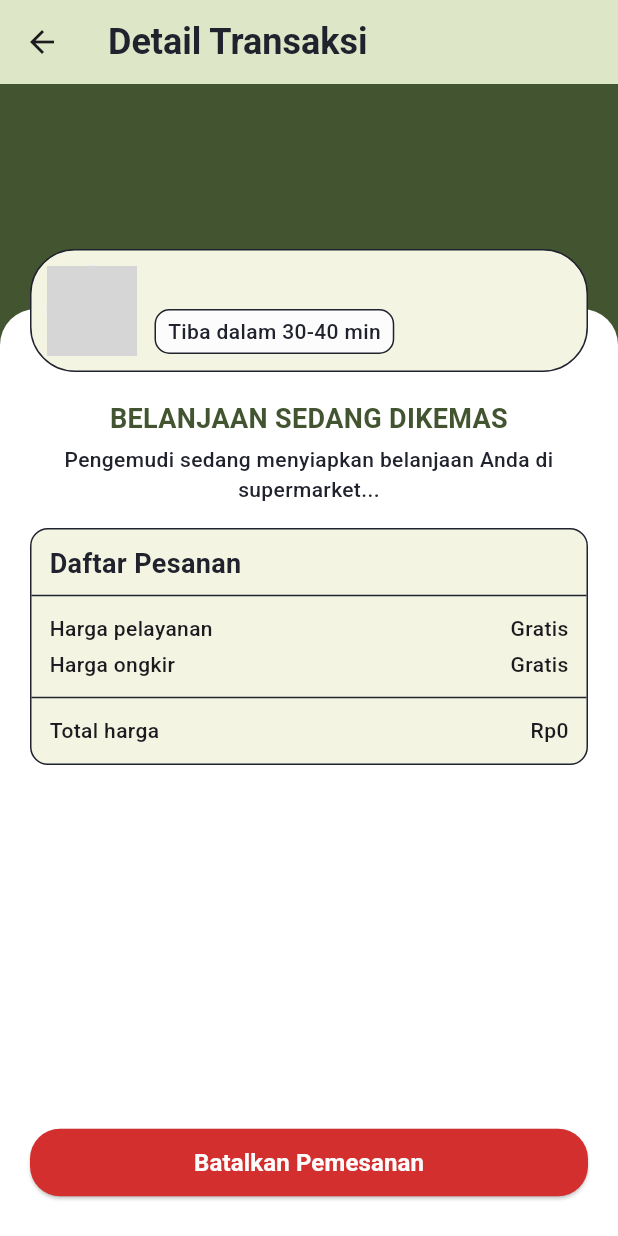
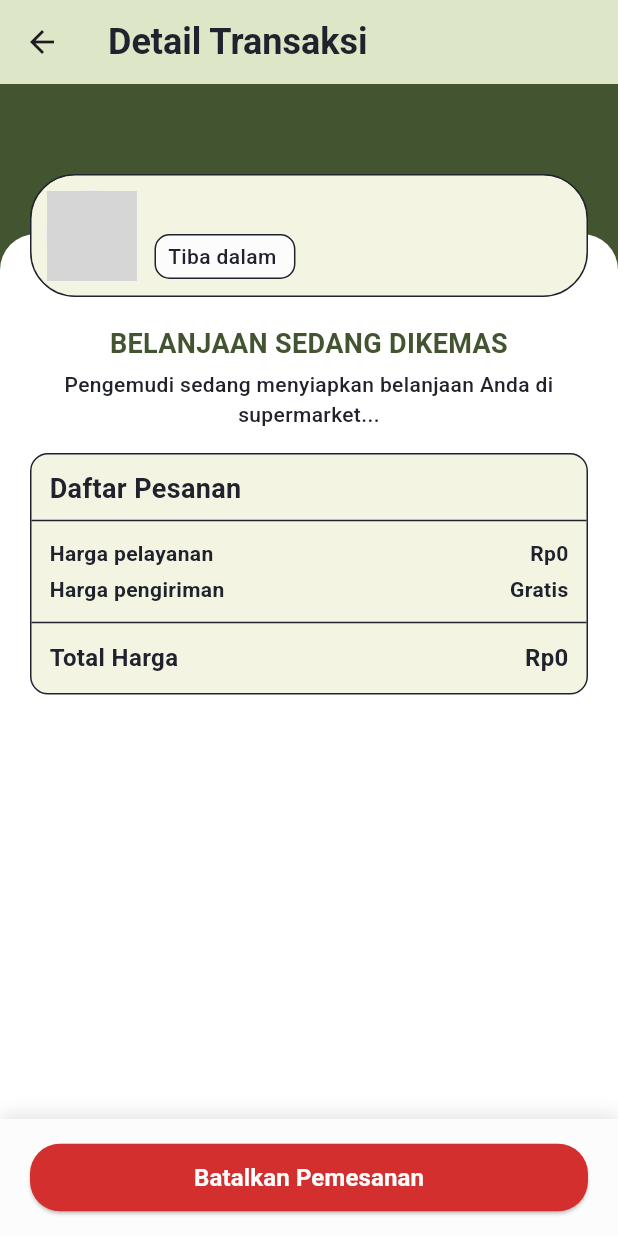
Before and after one commit to jasonrivalino/ta_nutrisenior_app, a Flutter app: the OngoingHistoryDetailsView screen opened directly with empty values, on a phone screen of 412 x 824 dp. Run offline on Flutter 3.47's test engine with Material 3 defaults, Android fonts, the phone set to English and light mode, and no system bars; our stand-ins replace connectivity_plus, flutter_local_notifications, fluttertoast, font_awesome_flutter, go_router, google_sign_in and 2 more; Roboto replaces fonts that are missing (Roboto-Bold, Roboto-Medium); grey boxes are pictures that could not be loaded.

Commit message:
feat: ongoing diproses page done

```diff
--- a/lib/features/HistorySection/DoneHistory/done_history_details_widget.dart
+++ b/lib/features/HistorySection/DoneHistory/done_history_details_widget.dart
@@ -305,7 +305,10 @@ class DoneOrderDetailsCard extends StatelessWidget {
                   color: AppColors.dark,
                 ),
               ),
-              Text(formatCurrency(deliveryFee),
+              Text(
+                formatCurrency(deliveryFee) == 'Rp0'
+                    ? 'Gratis'
+                    : formatCurrency(deliveryFee),
                 style: const TextStyle(
                   fontWeight: FontWeight.bold,
                   fontSize: 16,
--- a/lib/features/HistorySection/OngoingHistory/ongoing_history_details_view.dart
+++ b/lib/features/HistorySection/OngoingHistory/ongoing_history_details_view.dart
@@ -1,7 +1,6 @@
 import 'package:flutter/material.dart';
 import 'package:go_router/go_router.dart';
 import 'package:ta_nutrisenior_app/features/HistorySection/OngoingHistory/ongoing_history_details_widget.dart';
-import 'package:ta_nutrisenior_app/shared/styles/fonts.dart';
 import 'package:ta_nutrisenior_app/shared/widgets/appbar.dart';
 import 'package:ta_nutrisenior_app/shared/widgets/warning_button.dart';
 
@@ -14,6 +13,7 @@ class OngoingHistoryDetailsView extends StatelessWidget {
   final String businessImage;
   final String? driverName;
   final String? addressReceiver;
+  final String estimatedArrival;
   final List<Map<String, dynamic>>? orderList;
   final int? serviceFee;
   final int? deliveryFee;
@@ -28,6 +28,7 @@ class OngoingHistoryDetailsView extends StatelessWidget {
     required this.businessImage,
     this.driverName,
     this.addressReceiver,
+    required this.estimatedArrival,
     this.orderList,
     this.serviceFee,
     this.deliveryFee,
@@ -45,6 +46,7 @@ class OngoingHistoryDetailsView extends StatelessWidget {
       businessImage: extra['businessImage'] ?? '',
       driverName: extra['driverName'] as String?,
       addressReceiver: extra['addressReceiver'] as String?,
+      estimatedArrival: extra['estimatedArrival'] ?? '',
       orderList: (extra['orderList'] is List)
         ? (extra['orderList'] as List)
             .whereType<Map<String, dynamic>>()
@@ -64,12 +66,14 @@ class OngoingHistoryDetailsView extends StatelessWidget {
     int orderCount = orderList?.length ?? 0;
     double topPosition;
 
+    final screenHeight = MediaQuery.of(context).size.height;
+
     if (orderCount == 1) {
-      topPosition = 325;
+      topPosition = screenHeight > 900 ? 300 : 230;
     } else if (orderCount == 2) {
-      topPosition = 240;
+      topPosition = screenHeight > 900 ? 220 : 160;
     } else {
-      topPosition = 150;
+      topPosition = screenHeight > 900 ? 140 : 100;
     }
 
     return Scaffold(
@@ -95,17 +99,17 @@ class OngoingHistoryDetailsView extends StatelessWidget {
                   ),
                   child: Column(
                     children: [
-                      const SafeArea(
+                      SafeArea(
                         bottom: false,
                         child: Padding(
-                          padding: EdgeInsets.only(top: 60),
-                          child: OrderStatusDetails(),
+                          padding: const EdgeInsets.only(top: 60),
+                          child: OrderStatusDetails(businessType: businessType),
                         ),
                       ),
                       const SizedBox(height: 16),
                       Expanded(
                         child: SingleChildScrollView(
-                          padding: const EdgeInsets.only(bottom: 200),
+                          padding: EdgeInsets.only(bottom: screenHeight > 900 ? 205 : 185),
                           child: OrderListDetails(
                             orderList: orderList,
                             serviceFee: serviceFee,
@@ -123,6 +127,7 @@ class OngoingHistoryDetailsView extends StatelessWidget {
               EstimatedTimeCard(
                 businessName: businessName,
                 businessImage: businessImage,
+                etaText: estimatedArrival,
                 topPosition: topPosition - 40,
               ),
             ],
@@ -130,8 +135,17 @@ class OngoingHistoryDetailsView extends StatelessWidget {
         },
       ),
       bottomNavigationBar: Container(
-        color: Colors.white,
-        padding: const EdgeInsets.fromLTRB(20, 15, 20, 25),
+        padding: const EdgeInsets.symmetric(horizontal: 20, vertical: 15),
+        decoration: const BoxDecoration(
+          color: AppColors.soapstone,
+          boxShadow: [
+            BoxShadow(
+              color: Colors.black12,
+              blurRadius: 10,
+              offset: Offset(0, -2),
+            ),
+          ],
+        ),
         child: WarningButton(
           warningText: "Batalkan Pemesanan",
           onPressed: () {
--- a/lib/features/HistorySection/OngoingHistory/ongoing_history_details_widget.dart
+++ b/lib/features/HistorySection/OngoingHistory/ongoing_history_details_widget.dart
@@ -15,7 +15,7 @@ class EstimatedTimeCard extends StatelessWidget {
     super.key,
     required this.businessName,
     required this.businessImage,
-    this.etaText = "Tiba dalam 30-40 min",
+    required this.etaText,
     required this.topPosition,
   });
 
@@ -60,7 +60,7 @@ class EstimatedTimeCard extends StatelessWidget {
                     borderRadius: BorderRadius.circular(10),
                   ),
                   child: Text(
-                    etaText,
+                    "Tiba dalam $etaText",
                     style: const TextStyle(
                       color: AppColors.dark,
                       fontWeight: FontWeight.w500,
@@ -80,17 +80,35 @@ class EstimatedTimeCard extends StatelessWidget {
 
 // Class for order status details
 class OrderStatusDetails extends StatelessWidget {
-  const OrderStatusDetails({super.key});
+  final String businessType;
+
+  const OrderStatusDetails({
+    super.key,
+    required this.businessType,
+  });
 
   @override
   Widget build(BuildContext context) {
-    return Column(
+    String title = "";
+    String description = "";
+
+    if (businessType == 'Restaurant') {
+      title = "MAKANAN DALAM PROSES";
+      description = "Dapur restoran sedang menyiapkan hidangan spesial Anda...";
+    } else {
+      title = "BELANJAAN SEDANG DIKEMAS";
+      description = "Pengemudi sedang menyiapkan belanjaan Anda di supermarket...";
+    }
+
+    return Padding(
+      padding: const EdgeInsets.symmetric(horizontal: 20),
+      child: Column(
         children: [
           Center(
             child: Column(
               children: [
                 Text(
-                "BELANJAAN SEDANG DIKEMAS",
+                  title,
                   style: TextStyle(
                     color: AppColors.woodland,
                     fontWeight: FontWeight.bold,
@@ -99,9 +117,9 @@ class OrderStatusDetails extends StatelessWidget {
                   ),
                   textAlign: TextAlign.center,
                 ),
-              SizedBox(height: 4),
+                const SizedBox(height: 4),
                 Text(
-                "Pengemudi sedang menyiapkan belanjaan Anda di supermarket...",
+                  description,
                   style: TextStyle(
                     color: AppColors.dark,
                     fontWeight: FontWeight.w500,
@@ -114,6 +132,7 @@ class OrderStatusDetails extends StatelessWidget {
             ),
           ),
         ],
+      ),
     );
   }
 }
@@ -173,7 +192,11 @@ class OrderListDetails extends StatelessWidget {
                         contentPadding: EdgeInsets.zero,
                         title: Text(
                           item['name'] ?? '',
-                          style: const TextStyle(
+                          maxLines: 1,
+                          overflow: TextOverflow.ellipsis,
+                          style: TextStyle(
+                            color: AppColors.dark,
+                            fontFamily: AppFonts.fontBold,
                             fontWeight: FontWeight.bold,
                             fontSize: 16,
                           ),
@@ -181,9 +204,29 @@ class OrderListDetails extends StatelessWidget {
                         subtitle: Column(
                           crossAxisAlignment: CrossAxisAlignment.start,
                           children: [
-                            Text(formatCurrency(item['price'] ?? 0)),
-                            if ((item['notes'] as String?)?.isNotEmpty ?? false)
-                              Text("Catatan: ${item['notes']}"),
+                            Text(
+                              formatCurrency(item['price'] ?? 0),
+                              style: TextStyle(
+                                color: AppColors.dark,
+                                fontFamily: AppFonts.fontMedium,
+                                fontWeight: FontWeight.w500,
+                                fontSize: 14,
+                              ),
+                            ),
+                            if ((item['notes'] as String?)?.isNotEmpty ?? false) ...[
+                              const SizedBox(height: 4), // <-- Gap added here
+                              Text(
+                                "Note: ${item['notes']}",
+                                maxLines: 1,
+                                overflow: TextOverflow.ellipsis,
+                                style: TextStyle(
+                                  color: AppColors.dark,
+                                  fontFamily: AppFonts.fontMedium,
+                                  fontWeight: FontWeight.w500,
+                                  fontSize: 14,
+                                ),
+                              ),
+                            ],
                           ],
                         ),
                         trailing: Container(
@@ -193,7 +236,14 @@ class OrderListDetails extends StatelessWidget {
                             borderRadius: BorderRadius.circular(6),
                             border: Border.all(color: AppColors.dark),
                           ),
-                          child: Text("${item['quantity']} pcs"),
+                          child: Text("${item['quantity']} pcs",
+                              style: TextStyle(
+                                color: AppColors.dark,
+                                fontFamily: AppFonts.fontMedium,
+                                fontWeight: FontWeight.w500,
+                                fontSize: 14,
+                              ),
+                          ),
                         ),
                       ),
                     ),
@@ -207,8 +257,55 @@ class OrderListDetails extends StatelessWidget {
               padding: const EdgeInsets.symmetric(vertical: 2),
               child: Column(
                 children: [
-                  _priceRow("Harga pelayanan", formatCurrency(serviceFee!)),
-                  _priceRow("Harga ongkir", formatCurrency(deliveryFee!)),
+                  Padding(
+                    padding: const EdgeInsets.symmetric(vertical: 2, horizontal: 12),
+                    child: Row(
+                      mainAxisAlignment: MainAxisAlignment.spaceBetween,
+                      children: [
+                        Text("Harga pelayanan",
+                          style: TextStyle(
+                            fontWeight: FontWeight.bold,
+                            fontSize: 14,
+                            fontFamily: AppFonts.fontBold,
+                            color: AppColors.dark,
+                          ),
+                        ),
+                        Text(formatCurrency(serviceFee!),
+                          style: const TextStyle(
+                            fontWeight: FontWeight.bold,
+                            fontSize: 14,
+                            fontFamily: AppFonts.fontBold,
+                            color: AppColors.dark,
+                          ),
+                        ),
+                      ],
+                    ),
+                  ),
+                  Padding(
+                    padding: const EdgeInsets.symmetric(vertical: 2, horizontal: 12),
+                    child: Row(
+                      mainAxisAlignment: MainAxisAlignment.spaceBetween,
+                      children: [
+                        Text("Harga pengiriman",
+                          style: TextStyle(
+                            fontWeight: FontWeight.bold,
+                            fontSize: 14,
+                            fontFamily: AppFonts.fontBold,
+                            color: AppColors.dark,
+                          ),
+                        ),
+                        Text(
+                          (formatCurrency(deliveryFee!) == 'Rp0') ? 'Gratis' : formatCurrency(deliveryFee!),
+                          style: const TextStyle(
+                            fontWeight: FontWeight.bold,
+                            fontSize: 14,
+                            fontFamily: AppFonts.fontBold,
+                            color: AppColors.dark,
+                          ),
+                        ),
+                      ],
+                    ),
+                  ),
                 ],
               ),
             ),
@@ -217,7 +314,30 @@ class OrderListDetails extends StatelessWidget {
               padding: const EdgeInsets.only(top: 2, bottom: 10),
               child: Column(
                 children: [
-                  _priceRow("Total harga", formatCurrency(totalPrice!), freeIfZero: false),
+                  Padding(
+                    padding: const EdgeInsets.symmetric(vertical: 2, horizontal: 12),
+                    child: Row(
+                      mainAxisAlignment: MainAxisAlignment.spaceBetween,
+                      children: [
+                      Text("Total Harga",
+                        style: TextStyle(
+                          fontWeight: FontWeight.bold,
+                          fontSize: 16,
+                          fontFamily: AppFonts.fontBold,
+                          color: AppColors.dark,
+                        ),
+                      ),
+                      Text(formatCurrency(totalPrice!),
+                        style: const TextStyle(
+                          fontWeight: FontWeight.bold,
+                          fontSize: 16,
+                          fontFamily: AppFonts.fontBold,
+                          color: AppColors.dark,
+                        ),
+                      ),
+                      ],
+                    ),
+                  ),
                 ],
               ),
             ),
@@ -227,19 +347,4 @@ class OrderListDetails extends StatelessWidget {
     );
   }
 
-  Widget _priceRow(String label, String amount, {bool freeIfZero = true}) {
-    return Padding(
-      padding: const EdgeInsets.symmetric(vertical: 2, horizontal: 12),
-      child: Row(
-        mainAxisAlignment: MainAxisAlignment.spaceBetween,
-        children: [
-          Text(label),
-          Text(
-            (amount == 'Rp0' && freeIfZero) ? 'Gratis' : amount,
-            style: const TextStyle(fontWeight: FontWeight.w500),
-          ),
-        ],
-      ),
-    );
 }
-}
--- a/lib/shared/widgets/bottom_navbar.dart
+++ b/lib/shared/widgets/bottom_navbar.dart
@@ -32,7 +32,7 @@ class BottomNavBar extends StatelessWidget {
   Widget build(BuildContext context) {
     return Container(
       decoration: const BoxDecoration(
-        color: Colors.white,
+        color: AppColors.soapstone,
         borderRadius: BorderRadius.only(
           topLeft: Radius.circular(20),
           topRight: Radius.circular(20),
--- a/lib/shared/widgets/product_card/history_card_list.dart
+++ b/lib/shared/widgets/product_card/history_card_list.dart
@@ -219,6 +219,7 @@ class HistoryCardList extends StatelessWidget {
                                                 'businessName': historyData['businessName'],
                                                 'businessType': historyData['businessType'],
                                                 'businessImage': historyData['businessImage'],
+                                                'estimatedArrival': historyData['estimatedArrival'],
                                                 'orderList': historyData['orderList'],
                                                 'serviceFee': historyData['serviceFee'],
                                                 'deliveryFee': historyData['deliveryFee'],
```
Also changed, not shown: lib/features/HistorySection/history_list_data.dart (+12 -6 lines). Lines whose indentation alone changed are shown as unchanged.
